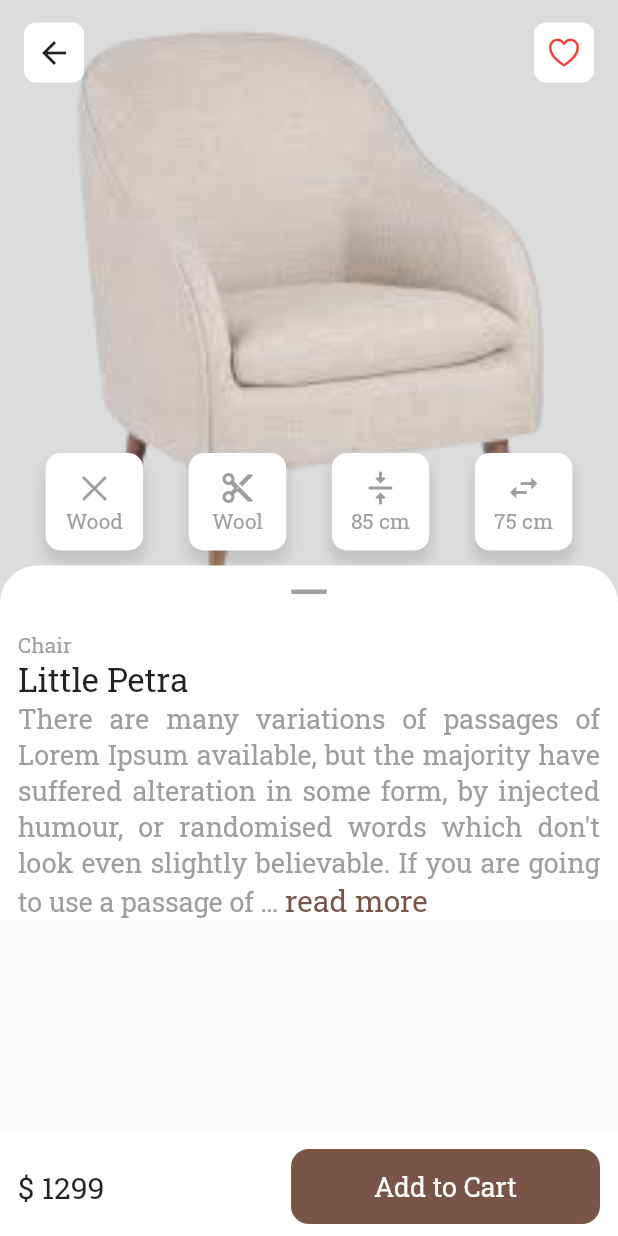
After one commit to MonirNoyon/flutter_ui, a Flutter app: the FurnitureDetails screen opened by its route, on a phone screen of 412 x 824 dp. The commit adds this screen. Run offline on Flutter 3.47's test engine with Material 2 defaults, Android fonts, the phone set to English and light mode, and no system bars; drawn by our look-alikes of readmore; our stand-ins replace get, google_fonts, percent_indicator; network calls fail.

Commit message:
Furniture details page added

```diff
--- a/lib/main.dart
+++ b/lib/main.dart
@@ -1,6 +1,7 @@
 import 'package:flutter/material.dart';
 import 'package:flutter_ui_design/view-model/navbar_controller.dart';
 import 'package:flutter_ui_design/view/Dairy/my_dairy.dart';
+import 'package:flutter_ui_design/view/Furniture/furniture_details.dart';
 import 'package:flutter_ui_design/view/Furniture/furniture_home.dart';
 import 'package:get/get.dart';
 import 'package:google_fonts/google_fonts.dart';
@@ -30,6 +31,7 @@ class MyApp extends StatelessWidget {
       getPages:[
         // GetPage(name: "/", page: ()=> const MyDiary()),
         GetPage(name: "/", page: ()=> const FurnitureHome()),
+        GetPage(name: "/furniture_details", page: ()=> const FurnitureDetails()),
       ],
     );
   }
--- /dev/null
+++ b/lib/view/Furniture/furniture_details.dart
@@ -0,0 +1,262 @@
+import 'package:flutter/cupertino.dart';
+import 'package:flutter/material.dart';
+import 'package:google_fonts/google_fonts.dart';
+import 'package:readmore/readmore.dart';
+
+class FurnitureDetails extends StatelessWidget {
+  const FurnitureDetails({Key? key}) : super(key: key);
+
+  @override
+  Widget build(BuildContext context) {
+    final size = MediaQuery.of(context).size;
+    return Scaffold(
+
+     bottomNavigationBar: BottomAppBar(
+       elevation: 0,
+       child: Container(
+         padding: const EdgeInsets.only(top: 12,bottom: 8,left: 12,right: 12),
+         child: Row(
+           mainAxisAlignment: MainAxisAlignment.spaceBetween,
+           children: [
+             Text("\u0024 1299",style: GoogleFonts.robotoSlab(
+               fontSize: 20
+             ),),
+             Container(
+               width: size.width*0.5,
+               height: 50,
+               decoration: BoxDecoration(
+                 borderRadius: BorderRadius.circular(12),
+                 color: Colors.brown
+               ),
+               child: Center(
+                 child: Text("Add to Cart",style: GoogleFonts.robotoSlab(
+                   color: Colors.white,
+                   fontSize: 18
+                 ),),
+               ),
+             )
+           ],
+         ),
+       ),
+     ),
+      body: CustomScrollView(
+        slivers: [
+          SliverAppBar(
+            title: Row(
+              mainAxisAlignment: MainAxisAlignment.spaceBetween,
+              children: [
+                Container(
+                  height: 40,
+                    width: 40,
+                  decoration: BoxDecoration(
+                    borderRadius: BorderRadius.circular(8),
+                    color: Colors.white
+                  ),
+                  child: Icon(Icons.arrow_back),
+                ),
+                Container(
+                  height: 40,
+                    width: 40,
+                  decoration: BoxDecoration(
+                    borderRadius: BorderRadius.circular(8),
+                    color: Colors.white
+                  ),
+                  child: Icon(CupertinoIcons.heart,color: Colors.red,),
+                ),
+              ],
+            ),
+            expandedHeight: size.height * 0.5,
+            toolbarHeight: 70,
+            automaticallyImplyLeading: false,
+            pinned: true,
+            floating: true,
+            snap: true,
+            backgroundColor: Colors.black12,
+            flexibleSpace: FlexibleSpaceBar(
+              background: Image.asset(
+                "assets/images/chair.png",
+                fit: BoxFit.cover,
+                isAntiAlias: true,
+              ),
+            ),
+            bottom: PreferredSize(
+              preferredSize: const Size.fromHeight(10),
+              child: Column(
+                mainAxisAlignment: MainAxisAlignment.center,
+                children: [
+                  Container(
+                    padding: EdgeInsets.only(bottom: 10),
+                    child: Row(
+                      mainAxisAlignment: MainAxisAlignment.spaceEvenly,
+                      crossAxisAlignment: CrossAxisAlignment.center,
+                      children: [
+                        Container(
+                          height: 65,
+                          width: 65,
+                          decoration: BoxDecoration(
+                              borderRadius: BorderRadius.circular(10),
+                              color: Colors.white,
+                              boxShadow: const [
+                                BoxShadow(
+                                    color: Colors.black12,
+                                    offset: Offset(0, 7),
+                                    spreadRadius: 1,
+                                    blurRadius: 7
+                                )
+                              ]
+                          ),
+                          child: Column(
+                            mainAxisAlignment: MainAxisAlignment.center,
+                            crossAxisAlignment: CrossAxisAlignment.center,
+                            children: [
+                              const Icon(CupertinoIcons.clear,color: Colors.grey,),
+                              Text("Wood",style: GoogleFonts.robotoSlab(
+                                  color: Colors.grey
+                              ),)
+                            ],
+                          ),
+                        ),
+                        Container(
+                          height: 65,
+                          width: 65,
+                          decoration: BoxDecoration(
+                              borderRadius: BorderRadius.circular(10),
+                              color: Colors.white,
+                              boxShadow: const [
+                                BoxShadow(
+                                    color: Colors.black12,
+                                    offset: Offset(0, 7),
+                                    spreadRadius: 1,
+                                    blurRadius: 7
+                                )
+                              ]
+                          ),
+                          child: Column(
+                            mainAxisAlignment: MainAxisAlignment.center,
+                            crossAxisAlignment: CrossAxisAlignment.center,
+                            children: [
+                              const Icon(Icons.cut,color: Colors.grey,),
+                              Text("Wool",style: GoogleFonts.robotoSlab(
+                                  color: Colors.grey
+                              ),)
+                            ],
+                          ),
+                        ),
+                        Container(
+                          height: 65,
+                          width: 65,
+                          decoration: BoxDecoration(
+                              borderRadius: BorderRadius.circular(10),
+                              color: Colors.white,
+                              boxShadow: const [
+                                BoxShadow(
+                                    color: Colors.black12,
+                                    offset: Offset(0, 7),
+                                    spreadRadius: 1,
+                                    blurRadius: 7
+                                )
+                              ]
+                          ),
+                          child: Column(
+                            mainAxisAlignment: MainAxisAlignment.center,
+                            crossAxisAlignment: CrossAxisAlignment.center,
+                            children: [
+                              const Icon(Icons.vertical_align_center_rounded,color: Colors.grey,),
+                              Text("85 cm",style: GoogleFonts.robotoSlab(
+                                  color: Colors.grey
+                              ),)
+                            ],
+                          ),
+                        ),
+                        Container(
+                          height: 65,
+                          width: 65,
+                          decoration: BoxDecoration(
+                              borderRadius: BorderRadius.circular(10),
+                              color: Colors.white,
+                              boxShadow: const [
+                                BoxShadow(
+                                    color: Colors.black12,
+                                    offset: Offset(0, 7),
+                                    spreadRadius: 1,
+                                    blurRadius: 7
+                                )
+                              ]
+                          ),
+                          child: Column(
+                            mainAxisAlignment: MainAxisAlignment.center,
+                            crossAxisAlignment: CrossAxisAlignment.center,
+                            children: [
+                              const Icon(Icons.swap_horiz_outlined,color: Colors.grey,),
+                              Text("75 cm",style: GoogleFonts.robotoSlab(
+                                  color: Colors.grey
+                              ),)
+                            ],
+                          ),
+                        ),
+                      ],
+                    ),
+                  ),
+                  Container(
+                    width: double.maxFinite,
+                    decoration: const BoxDecoration(
+                      color: Colors.white,
+                      borderRadius: BorderRadius.only(topLeft: Radius.circular(25),topRight: Radius.circular(25))
+                    ),
+                    child: Center(
+                      child: Icon(Icons.horizontal_rule,color: Colors.grey,size: 35,),
+                    ),
+                  )
+                ],
+              ),
+            ),
+          ),
+          SliverToBoxAdapter(
+            child: Container(
+              color: Colors.white,
+              padding: const EdgeInsets.only(left: 12,right: 12,top: 8),
+              child: Column(
+                crossAxisAlignment: CrossAxisAlignment.start,
+               children: [
+                  Row(
+                    children: [
+                      Text("Chair",style: GoogleFonts.robotoSlab(
+                        color: Colors.grey
+                      ),)
+                    ],
+                  ),
+                  Text("Little Petra",style: GoogleFonts.robotoSlab(
+                    fontSize: 22,
+                  ),),
+                 ReadMoreText("There are many variations of passages of Lorem Ipsum "
+                     "available, but the majority have suffered alteration in some form,"
+                     " by injected humour, or randomised words which don't look even "
+                     "slightly believable. If you are going to use a passage of Lorem "
+                     "Ipsum, you need to be sure there isn't anything embarrassing hidden "
+                     "in the middle of text. All the Lorem Ipsum generators on the Internet"
+                     " tend to repeat predefined chunks as necessary, making this the first"
+                     " true generator on the Internet. It uses a dictionary of over 200 "
+                     "Latin words, combined with a handful of model sentence structures,"
+                     " to generate Lorem Ipsum which looks reasonable. The generated Lorem"
+                     " Ipsum is therefore always free from repetition, injected humour, "
+                     "or non-characteristic words etc. ",
+                   textAlign: TextAlign.justify,
+                   moreStyle: GoogleFonts.robotoSlab(
+                     color: Colors.brown,
+                     fontSize: 20
+                   ),
+                   style: GoogleFonts.robotoSlab(
+                   fontSize: 18,
+                   color: Colors.grey
+
+                 ),)
+
+                ],
+              ),
+            ),
+          )
+        ],
+      ),
+    );
+  }
+}
--- a/lib/view/Furniture/furniture_home.dart
+++ b/lib/view/Furniture/furniture_home.dart
@@ -89,7 +89,7 @@ class FurnitureHome extends StatelessWidget {
             ),
             SingleChildScrollView(
               physics: const BouncingScrollPhysics(),
-              padding: EdgeInsets.only(top: 8, bottom: 10),
+              padding: const EdgeInsets.only(top: 8, bottom: 10),
               scrollDirection: Axis.horizontal,
               child: Row(
                 children: [
@@ -169,7 +169,11 @@ class FurnitureHome extends StatelessWidget {
                       mainAxisSpacing: 25),
                   itemCount: chairList.length,
                   itemBuilder: (context, index) {
-                    return Container(
+                    return GestureDetector(
+                      onTap: (){
+                        Get.toNamed("/furniture_details");
+                      },
+                      child: Container(
                         decoration: BoxDecoration(
                             color: Colors.white,
                             borderRadius: BorderRadius.circular(19),
@@ -246,6 +250,7 @@ class FurnitureHome extends StatelessWidget {
                             )
                           ],
                         ),
+                      ),
                     );
                   }),
             )
--- a/pubspec.yaml
+++ b/pubspec.yaml
@@ -35,6 +35,7 @@ dependencies:
   # Use with the CupertinoIcons class for iOS style icons.
   cupertino_icons: ^1.0.2
   flutter_staggered_grid_view: ^0.6.2
+  readmore:
   percent_indicator:
   google_fonts:
   get:
```
Also changed, not shown: pubspec.lock, 2 other files. Lines whose indentation alone changed are shown as unchanged.
